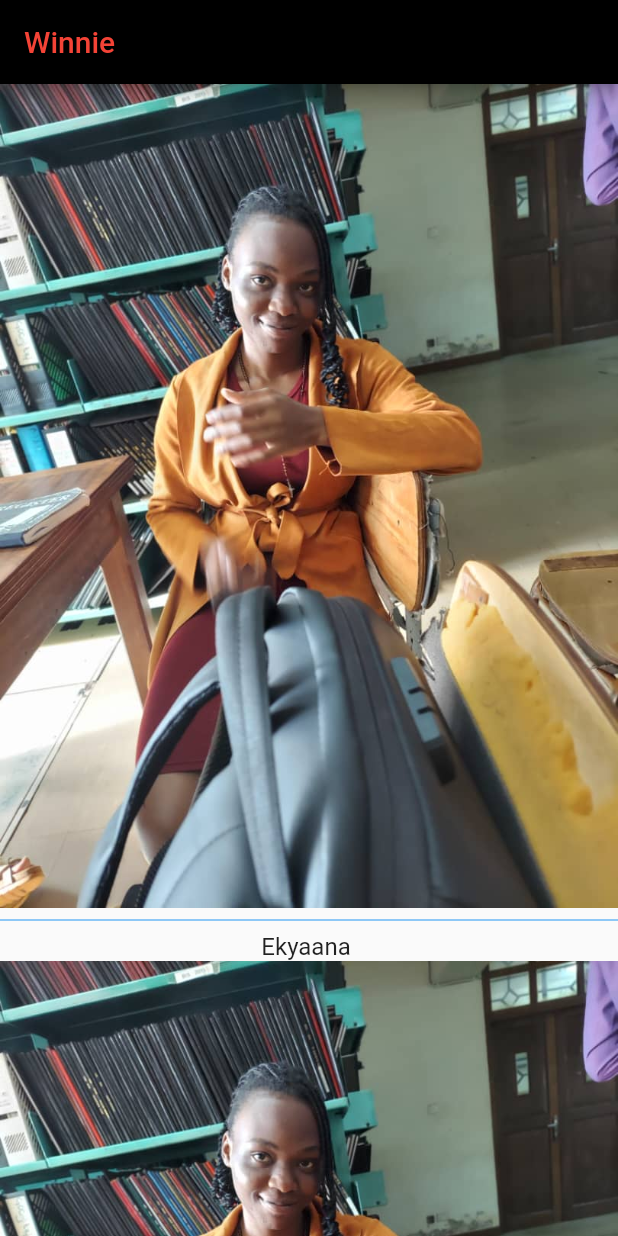
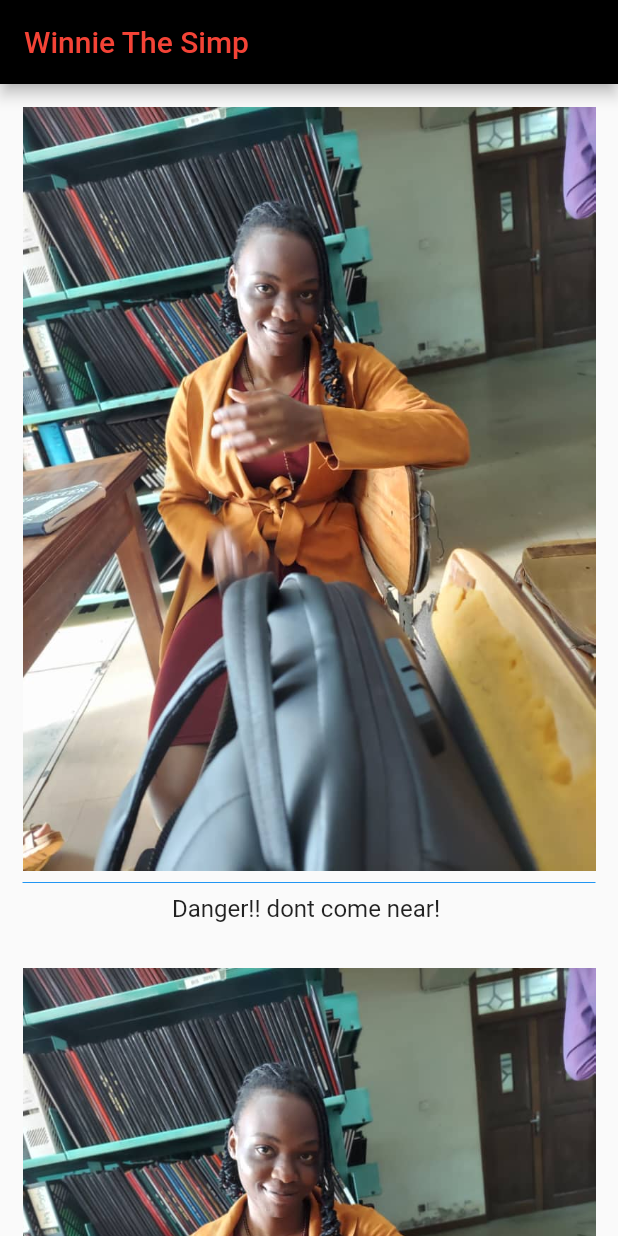
Before and after one commit to allankalema/Recess-Term, a Flutter app: the screen it shows after launch, on a phone screen of 412 x 824 dp. Run offline on Flutter 3.47's test engine with Material 2 defaults, Android fonts, the phone set to English and light mode, and no system bars.

Commit message:
infinitesimal change

```diff
--- a/lib/body.dart
+++ b/lib/body.dart
@@ -5,15 +5,18 @@ class Body extends StatelessWidget {
   @override
   Widget build(BuildContext context) {
     return ListView.builder(
-      itemCount: 25,
+      itemCount: 50,
       itemBuilder: (context, rowNumber) {
-        return Column(children: [
-          Image.asset("assets/image.jpg"),
-          Divider(
-            color: Colors.blue,
-          ),
-          Text("Ekyaana ", style: TextStyle(fontSize: 16.0)),
-        ]);
+        return Container(
+          padding: EdgeInsets.all(15.0),
+          child: Column(children: [
+            Image.asset("assets/image.jpg"),
+            Divider(
+              color: Colors.blue,
+            ),
+            Text("Danger!! dont come near! ", style: TextStyle(fontSize: 16.0)),
+          ]),
+        );
       },
     );
   }
--- a/lib/main.dart
+++ b/lib/main.dart
@@ -11,7 +11,8 @@ class CSCRecessTerm extends StatelessWidget {
     return MaterialApp(
         home: Scaffold(
             appBar: AppBar(
-              title: Text("Winnie ", style: TextStyle(color: Colors.red)),
+              title:
+                  Text("Winnie The Simp ", style: TextStyle(color: Colors.red)),
               backgroundColor: Colors.black,
             ),
             body: Body()));
```
